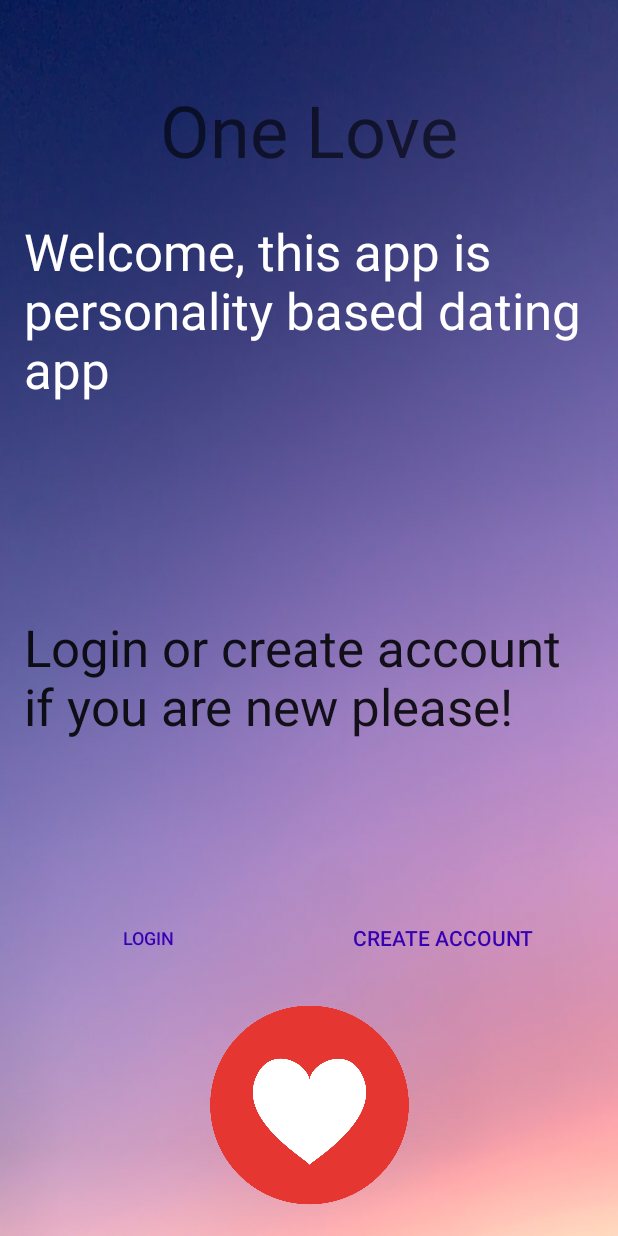
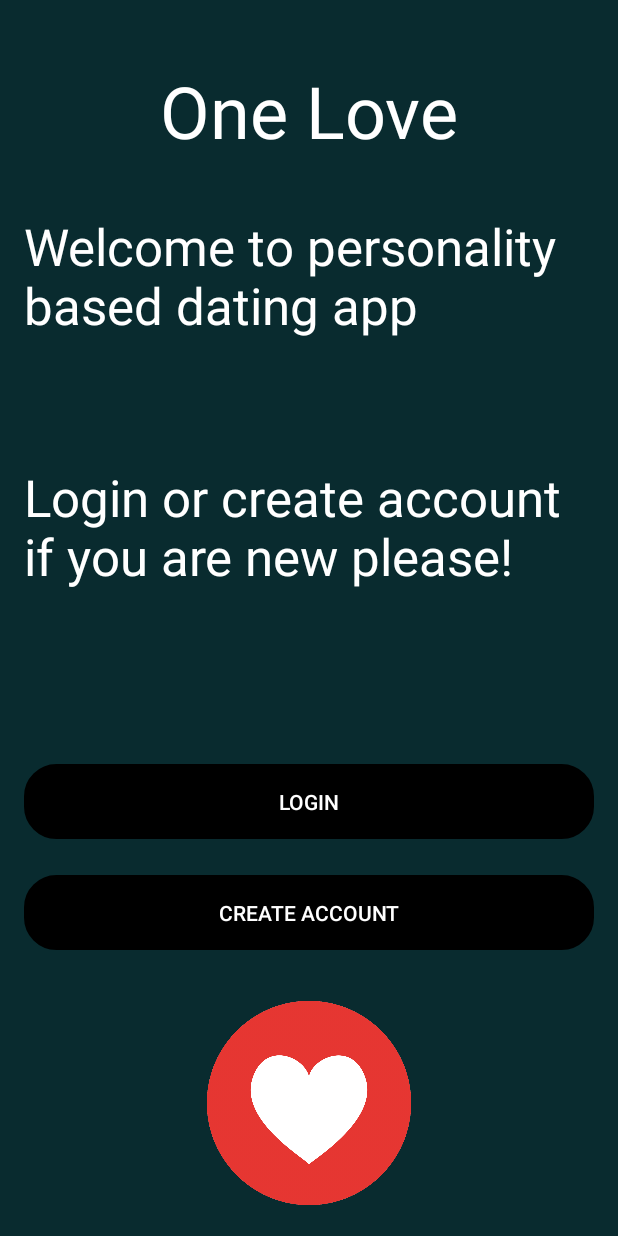
Before and after one commit to Txy822/Personality-based-Dating-App, an Android app: the screen it shows after launch (Main), on a phone screen of 412 x 824 dp. Run offline under Robolectric (Android 15) with nearby library versions, the phone set to English and light mode, and no system bars; our stand-ins replace Firebase (no records; nobody signed in at launch, a user with empty details on screens opened directly).

Commit message:
Login-Sign up layout updated

```diff
--- a/app/src/main/java/com/txy822/android_personality_based_dating_app/FcmNotificationSender.java
+++ b/app/src/main/java/com/txy822/android_personality_based_dating_app/FcmNotificationSender.java
@@ -29,17 +29,12 @@ public class FcmNotificationSender  {
     Context mContext;
     Activity mActivity;
 
-
     private RequestQueue requestQueue;
     //posting url for postman using HTTP protocol
     //Select POST . Enter request URL as postUrl
     private final String postUrl = "https://fcm.googleapis.com/fcm/send";
     //Add Headers Authorization: key , key from fcm server key
     private final String fcmServerKey  = BuildConfig.fcmServerKey;
-
-
-
-
 
     public FcmNotificationSender(String userFcmToken, String title, String body, Context mContext, Activity mActivity) {
         this.userFcmToken = userFcmToken;
--- /dev/null
+++ b/app/src/main/res/drawable/button.xml
@@ -0,0 +1,12 @@
+<?xml version="1.0" encoding="utf-8"?>
+<shape xmlns:android="http://schemas.android.com/apk/res/android">
+    <stroke android:width="3dp"
+        android:color="#2196F3" />
+
+    <corners android:radius="20dp" />
+
+    <gradient android:angle="270"
+        android:centerColor="#CDDC39"
+        android:endColor="#9C27B0"
+        android:startColor="#FF5722" />
+</shape>
--- a/app/src/main/res/layout/activity_home.xml
+++ b/app/src/main/res/layout/activity_home.xml
@@ -25,9 +25,9 @@
         android:layout_marginStart="2dp"
         android:layout_marginEnd="2dp"
         app:layout_constraintEnd_toEndOf="parent"
+        app:layout_constraintHorizontal_bias="1.0"
         app:layout_constraintStart_toStartOf="parent"
         app:layout_constraintTop_toBottomOf="@+id/tab" />
 
 
-
 </androidx.constraintlayout.widget.ConstraintLayout>
--- a/app/src/main/res/layout/activity_main.xml
+++ b/app/src/main/res/layout/activity_main.xml
@@ -4,30 +4,31 @@
     xmlns:tools="http://schemas.android.com/tools"
     android:layout_width="match_parent"
     android:layout_height="match_parent"
+    android:background="@color/green_darkest"
     tools:context=".Main">
 
-    <ImageView
-        android:id="@+id/background_img"
-        android:layout_width="0dp"
-        android:layout_height="0dp"
-        android:scaleType="fitXY"
-        android:src="@drawable/background_one"
-        app:layout_constraintBottom_toBottomOf="parent"
-        app:layout_constraintEnd_toEndOf="parent"
-        app:layout_constraintStart_toStartOf="parent"
-        app:layout_constraintTop_toTopOf="parent"
-        tools:ignore="MissingConstraints" />
+    <!--    <ImageView-->
+    <!--        android:id="@+id/background_img"-->
+    <!--        android:layout_width="411dp"-->
+    <!--        android:layout_height="731dp"-->
+    <!--        android:scaleType="fitXY"-->
+
+    <!--        tools:ignore="MissingConstraints" />-->
+    <!--    &lt;!&ndash;        android:src="@drawable/background_one"&ndash;&gt;-->
 
 
     <TextView
         android:id="@+id/app_title"
         android:layout_width="wrap_content"
         android:layout_height="wrap_content"
-        android:layout_marginTop="54dp"
+        android:layout_marginTop="41dp"
+        android:layout_marginBottom="35dp"
+        android:gravity="center|center_horizontal|center_vertical"
         android:text="One Love"
-        android:textColor="@color/material_on_background_emphasis_medium"
-        android:textColorHighlight="@color/purple_700"
+        android:textColor="@color/white"
+        android:textColorHighlight="@color/white"
         android:textSize="48sp"
+        app:layout_constraintBottom_toTopOf="@+id/welcome_note"
         app:layout_constraintEnd_toEndOf="parent"
         app:layout_constraintStart_toStartOf="parent"
         app:layout_constraintTop_toTopOf="parent" />
@@ -37,10 +38,9 @@
         android:layout_width="0dp"
         android:layout_height="0dp"
         android:layout_marginStart="16dp"
-        android:layout_marginTop="26dp"
         android:layout_marginEnd="16dp"
-        android:layout_marginBottom="7dp"
-        android:text="Welcome, this app is personality based dating app"
+        android:layout_marginBottom="22dp"
+        android:text="Welcome to personality based dating app"
         android:textColor="@color/white"
         android:textSize="34sp"
         app:layout_constraintBottom_toTopOf="@+id/selector"
@@ -51,56 +51,69 @@
     <TextView
         android:id="@+id/selector"
         android:layout_width="0dp"
-        android:layout_height="165dp"
+        android:layout_height="0dp"
         android:layout_marginStart="16dp"
         android:layout_marginEnd="16dp"
-        android:layout_marginBottom="250dp"
+        android:layout_marginBottom="55dp"
         android:text="Login or create account if you are new please!"
-        android:textColor="@color/material_on_surface_emphasis_high_type"
+        android:textColor="@color/white"
         android:textSize="34sp"
-        app:layout_constraintBottom_toBottomOf="parent"
+        app:layout_constraintBottom_toTopOf="@+id/to_sign_in_btn"
         app:layout_constraintEnd_toEndOf="parent"
-        app:layout_constraintStart_toStartOf="parent" />
+        app:layout_constraintStart_toStartOf="parent"
+        app:layout_constraintTop_toBottomOf="@+id/welcome_note" />
 
     <Button
         android:id="@+id/to_sign_up_btn"
         style="?android:attr/borderlessButtonStyle"
-        android:layout_width="wrap_content"
-        android:layout_height="wrap_content"
-        android:layout_marginTop="27dp"
-        android:layout_marginEnd="40dp"
-        android:gravity="center|center_horizontal|fill_horizontal|fill_vertical"
+        android:layout_width="0dp"
+        android:layout_height="50dp"
+        android:layout_marginStart="16dp"
+        android:layout_marginEnd="16dp"
+        android:background="@drawable/button"
+        android:layout_marginBottom="29dp"
+        android:gravity="center_horizontal|fill_vertical"
+        android:onClick="SignUp"
+        app:backgroundTint="@color/black"
         android:text="@string/create_account"
-        android:onClick="SignUp"
-        android:textColor="@color/purple_700"
+        android:textColor="@color/white"
         android:textSize="14sp"
+        app:layout_constraintBottom_toTopOf="@+id/imageView6"
         app:layout_constraintEnd_toEndOf="parent"
-        app:layout_constraintTop_toBottomOf="@+id/selector"
+        app:layout_constraintStart_toStartOf="parent"
+        app:layout_constraintTop_toBottomOf="@+id/to_sign_in_btn"
         tools:ignore="MissingConstraints,UnknownId" />
 
     <Button
         android:id="@+id/to_sign_in_btn"
         style="?android:attr/borderlessButtonStyle"
-        android:layout_width="wrap_content"
-        android:layout_height="wrap_content"
-        android:layout_marginStart="66dp"
-        android:layout_marginTop="27dp"
-        android:layout_marginEnd="66dp"
-        android:gravity="center|center_horizontal|fill_horizontal|fill_vertical"
+        android:layout_width="0dp"
+        android:layout_height="50dp"
+        android:layout_marginStart="16dp"
+        android:layout_marginEnd="16dp"
+        android:layout_marginBottom="24dp"
+        android:background="@drawable/button"        android:gravity="center_horizontal|fill_vertical"
+        android:onClick="login"
         android:text="@string/login"
-        android:onClick="login"
-        android:textColor="@color/design_default_color_primary_dark"
-        android:textSize="12sp"
-        app:layout_constraintEnd_toStartOf="@+id/to_sign_up_btn"
+        app:backgroundTint="@color/black"
+
+        android:textColor="@color/white"
+        android:textSize="14sp"
+        app:layout_constraintBottom_toTopOf="@+id/to_sign_up_btn"
+        app:layout_constraintEnd_toEndOf="parent"
         app:layout_constraintStart_toStartOf="parent"
         app:layout_constraintTop_toBottomOf="@+id/selector"
         tools:ignore="MissingConstraints,UnknownId" />
 
     <ImageView
         android:id="@+id/imageView6"
-        android:layout_width="275dp"
-        android:layout_height="141dp"
-        app:layout_constraintBottom_toBottomOf="@+id/background_img"
+        android:layout_width="0dp"
+        android:layout_height="0dp"
+        android:layout_marginStart="16dp"
+        android:layout_marginEnd="16dp"
+        android:layout_marginBottom="16dp"
+        android:foregroundGravity="center_vertical|center_horizontal"
+        app:layout_constraintBottom_toBottomOf="parent"
         app:layout_constraintEnd_toEndOf="parent"
         app:layout_constraintStart_toStartOf="parent"
         app:layout_constraintTop_toBottomOf="@+id/to_sign_up_btn"
--- a/app/src/main/res/values/colors.xml
+++ b/app/src/main/res/values/colors.xml
@@ -26,6 +26,12 @@
     <color name="windowBackground">#FFFFFF</color>
     <color name="navigationBarColor">#000000</color>
     <color name="colorAccent">#c8e8ff</color>
+    <color name="color_gray">#E0E0E0</color>
+    <color name="color_progress_none">#DC1E0B</color>
+    <color name="color_progress_full">#35BA01</color>
+    <color name="green_dark">#000904</color>
+    <color name="green_darkest">#092B2F</color>
+    <color name="green_blue">#03353C</color>
 
 
 </resources>
```
Also changed, not shown: app/src/main/res/layout/activity_chat.xml (+0 -49 lines).
